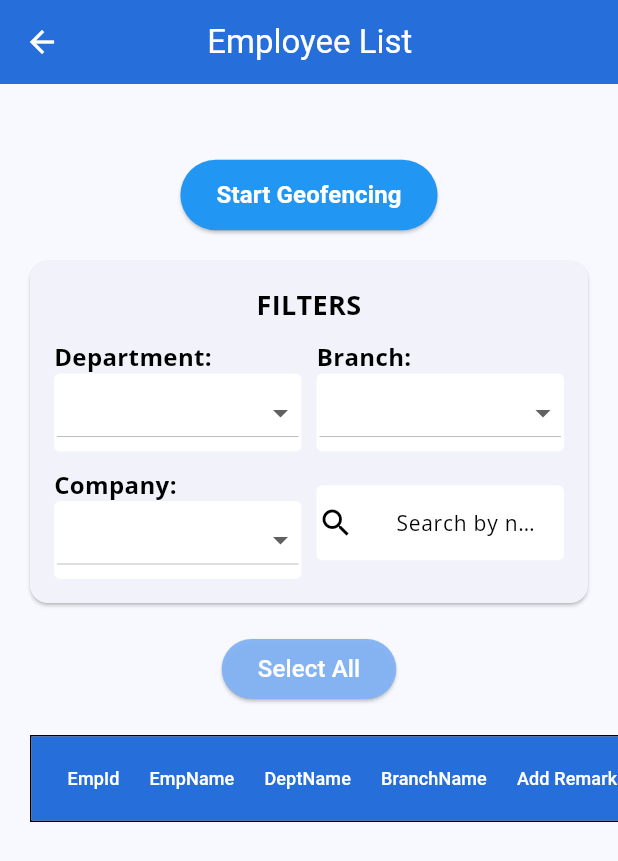
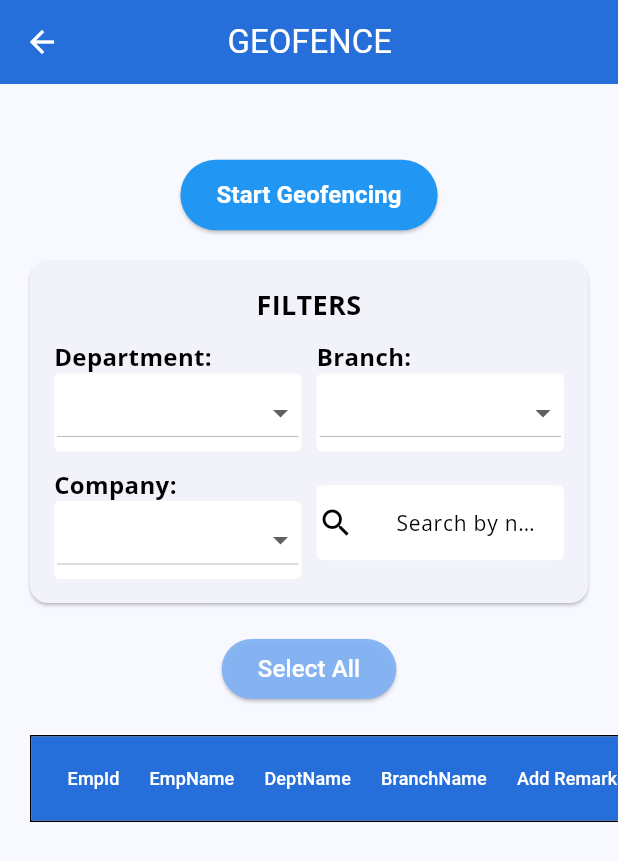
Before and after one commit to yarasfand/Attendance-MobileApplication, a Flutter app: the AdminGeofencing screen opened directly, on a phone screen of 412 x 824 dp. Shown: the top 861 px of the screen. Run offline on Flutter 3.47's test engine with Material 2 defaults, Android fonts, the phone set to English and light mode, and no system bars; our stand-ins replace bloc, camera, connectivity_plus, device_info_plus, equatable, flutter_bloc and 13 more; missing offline and left inert: open_street_map_search_and_pick, syncfusion_flutter_pdf, syncfusion_flutter_xlsio; accounts and stored records are empty; network calls fail; project files that could hold a hidden picture were left out.

Commit message:
More Changes Done!

```diff
--- a/lib/admin/adminDashboard/screen/adminMain.dart
+++ b/lib/admin/adminDashboard/screen/adminMain.dart
@@ -269,7 +269,7 @@ class _MainPageState extends State<AdminMainPage> {
       case AdminDrawerItems.home:
         return "HOME";
       case AdminDrawerItems.geofence:
-        return "GEOFENCE HUB";
+        return "GEOFENCE";
       case AdminDrawerItems.profile:
         return "PROFILE";
       case AdminDrawerItems.reports:
--- a/lib/admin/adminGeofence/screens/adminGeofencing.dart
+++ b/lib/admin/adminGeofence/screens/adminGeofencing.dart
@@ -312,7 +312,7 @@ class _AdminGeofencingState extends State<AdminGeofencing> {
                 child: Padding(
                   padding: EdgeInsets.only(right: 55.0), // Add right padding
                   child: Text(
-                    "Employee List",
+                    "GEOFENCE",
                     style: TextStyle(color: Colors.white),
                   ),
                 ),
--- a/lib/admin/adminGeofence/screens/adminMapdisplay.dart
+++ b/lib/admin/adminGeofence/screens/adminMapdisplay.dart
@@ -187,7 +187,7 @@ class _AdminMapDisplayState extends State<AdminMapDisplay> {
                 child: Padding(
                   padding: EdgeInsets.only(right: 55.0), // Add right padding
                   child: Text(
-                    "GEOFENCING",
+                    "GEOFENCE",
                     style: AppBarStyles.appBarTextStyle,
                   ),
                 ),
@@ -199,7 +199,7 @@ class _AdminMapDisplayState extends State<AdminMapDisplay> {
                 OpenStreetMapSearchAndPick(
                   center: LatLong(currentLat!, currentLong!),
                   buttonColor: AppColors.primaryColor,
-                  buttonText: 'Get This Point',
+                  buttonText: 'Set Geofence',
                   onPicked: (pickedData) {
                     getAddress(pickedData.latLong.latitude,
                         pickedData.latLong.longitude);
--- a/lib/admin/pendingLeavesApproval/screens/PendingLeavesPage.dart
+++ b/lib/admin/pendingLeavesApproval/screens/PendingLeavesPage.dart
@@ -75,7 +75,7 @@ class _PendingLeavesPageState extends State<PendingLeavesPage> {
         if (state is InternetGainedState) {
           return Scaffold(
             appBar: AppBar(
-              title: Text('Pending Leaves',style: AppBarStyles.appBarTextStyle,),
+              title: const Text('GEOFENCE PUNCHES',style: AppBarStyles.appBarTextStyle,),
               backgroundColor: AppBarStyles.appBarBackgroundColor,
               iconTheme: IconThemeData(color: AppBarStyles.appBarIconColor),
               centerTitle: true,
```
